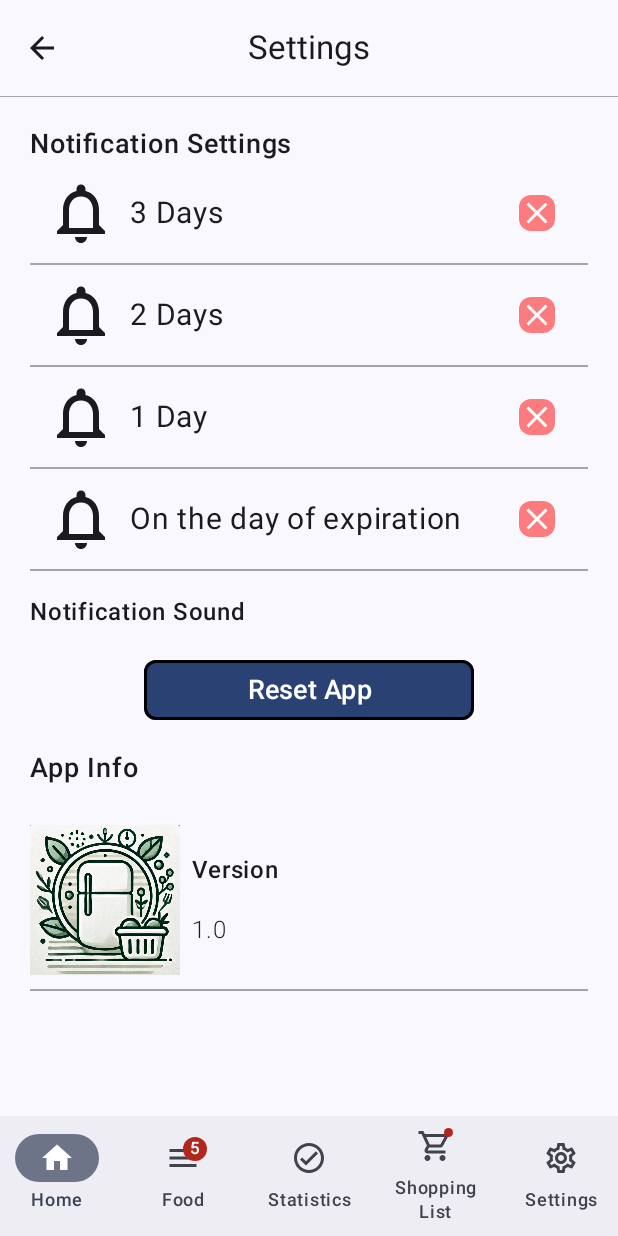
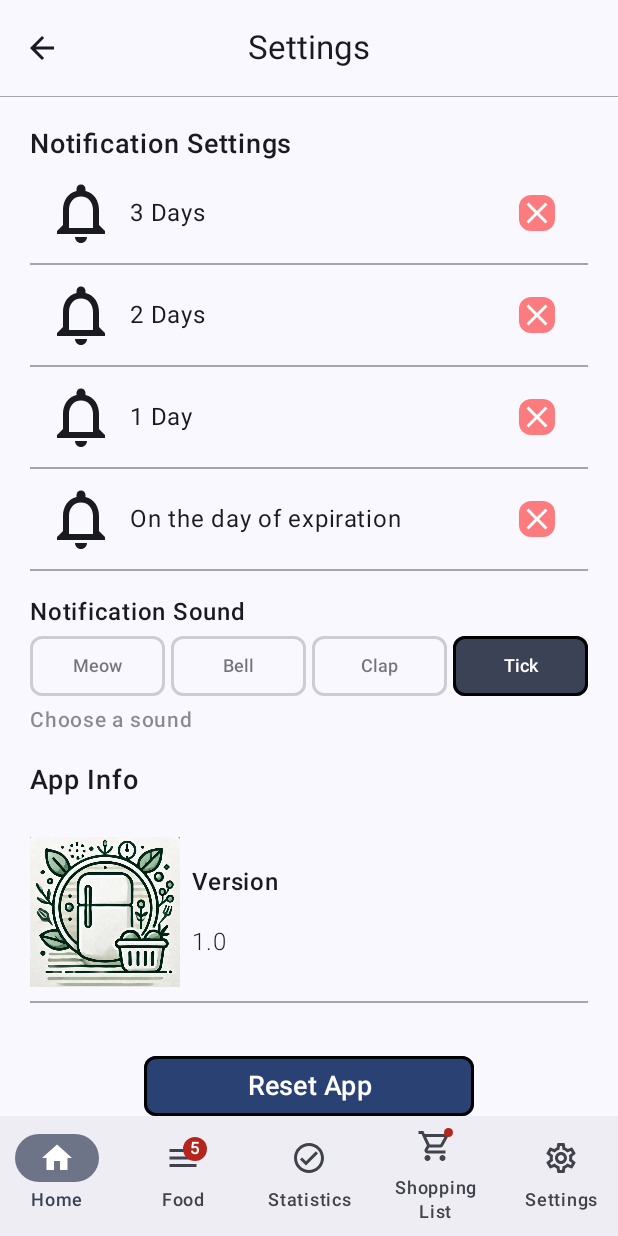
Before and after one commit to Tomek4861/WasteLessApp, an Android app built with Jetpack Compose: the SettingsScreen screen opened through its navigation route, on a phone screen of 412 x 824 dp. Run offline under Robolectric (Android 15) with nearby library versions, the phone set to English and light mode, and no system bars.

Commit message:
Settings almost done

```diff
--- a/app/src/main/java/com/example/wastelessapp/screens/SettingsScreen.kt
+++ b/app/src/main/java/com/example/wastelessapp/screens/SettingsScreen.kt
@@ -27,6 +27,8 @@ import com.example.wastelessapp.ui.components.CustomTopAppBar
 import com.example.wastelessapp.ui.components.NotificationSettingsItem
 import com.example.wastelessapp.ui.components.NotificationSettingsRow
 import com.example.wastelessapp.ui.components.PrimaryButton
+import com.example.wastelessapp.ui.components.SecondaryButton
+import com.example.wastelessapp.ui.components.UncheckedButton
 import com.example.wastelessapp.ui.components.bottomBorder
 import kotlinx.serialization.Serializable
 
@@ -73,14 +75,15 @@ fun SettingsScreen() {
                 textAlign = TextAlign.Start,
 
                 )
-            Spacer(modifier = Modifier.height(16.dp))
-            Row(horizontalArrangement = Arrangement.Center,
-                modifier = Modifier.fillMaxWidth()) {
-            PrimaryButton(
-                text = "Reset App",
-                onClick = { /*TODO*/ },
-                width = 220.dp
-            )}
+            SelectSoundRow()
+            Text(
+                text="Choose a sound",
+                fontSize = 14.sp,
+                fontWeight = FontWeight.Medium,
+                textAlign = TextAlign.Start,
+                modifier = Modifier.alpha(0.5f)
+
+                )
             Spacer(modifier = Modifier.height(16.dp))
             Text(text="App Info",
                 fontSize = 18.sp,
@@ -118,12 +121,23 @@ fun SettingsScreen() {
 
                     )
                 }
+                Spacer(modifier = Modifier.height(12.dp))
+
 
             }
 
 
 
         }
+        Spacer(modifier = Modifier.height(16.dp))
+        Row(horizontalArrangement = Arrangement.Center,
+            modifier = Modifier.fillMaxWidth()) {
+            PrimaryButton(
+                text = "Reset App",
+                onClick = { /*TODO*/ },
+                width = 220.dp
+            )}
+
 
 
     }
@@ -138,3 +152,17 @@ fun AppLogo(){
     )
 
 }
+
+
+@Composable
+fun SelectSoundRow(){
+    Row(horizontalArrangement = Arrangement.SpaceBetween,
+        verticalAlignment = Alignment.CenterVertically,
+        modifier = Modifier.fillMaxWidth()){
+        UncheckedButton(text = "Meow", onClick = { /*TODO*/ }, width = 90.dp, fontSize=12.sp)
+        UncheckedButton(text = "Bell", onClick = { /*TODO*/ }, width = 90.dp, fontSize=12.sp)
+        UncheckedButton(text = "Clap", onClick = { /*TODO*/ }, width = 90.dp, fontSize=12.sp)
+        SecondaryButton(text = "Tick", onClick = { /*TODO*/ }, width = 90.dp, fontSize=12.sp)
+
+    }
+}
--- a/app/src/main/java/com/example/wastelessapp/ui/components/CustomButtons.kt
+++ b/app/src/main/java/com/example/wastelessapp/ui/components/CustomButtons.kt
@@ -87,3 +87,22 @@ fun SecondaryButton(
 
     )
 }
+
+
+@Composable
+fun UncheckedButton(
+    text: String,
+    onClick: () -> Unit,
+    width: Dp = 200.dp,
+    fontSize: TextUnit = 18.sp
+) {
+    CustomButton(
+        text = text,
+        onClick = onClick,
+        fontSize = fontSize,
+        backgroundColor = MaterialTheme.colorScheme.surface,
+        contentColor = MaterialTheme.colorScheme.onSurface.copy(alpha = 0.6f),
+        borderColor = MaterialTheme.colorScheme.onSurface.copy(alpha = 0.2f),
+        width = width
+    )
+}
--- a/app/src/main/java/com/example/wastelessapp/ui/components/SettingsRow.kt
+++ b/app/src/main/java/com/example/wastelessapp/ui/components/SettingsRow.kt
@@ -75,7 +75,7 @@ fun NotificationSettingsRow(notificationSettingItem: NotificationSettingsItem) {
         ) {
             Text(
                 text = notificationSettingItem.rowMessage(),
-                fontSize = 20.sp,
+                fontSize = 16.sp,
                 textAlign = TextAlign.Center,
                 fontWeight = FontWeight.Normal, // slight boldness
                 modifier = Modifier
```
